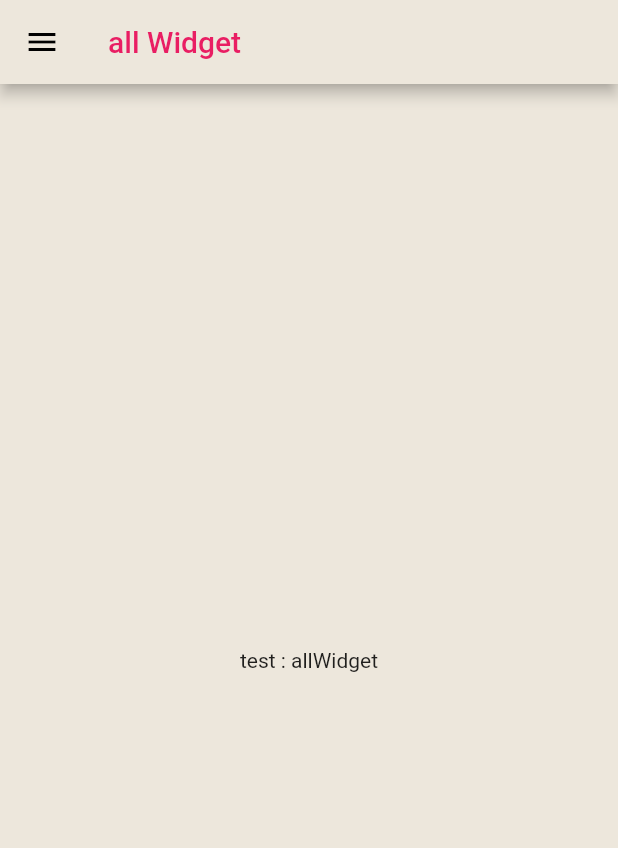
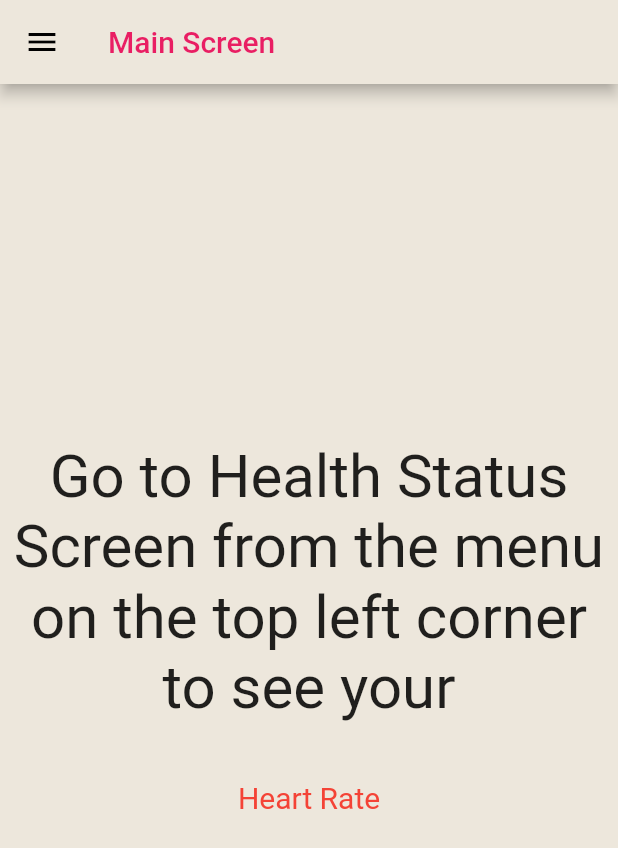
Before and after one commit to Mohammad-Injass/t2, a Flutter app: the screen it shows after launch, on a phone screen of 412 x 824 dp. Shown: the top 848 px of the screen. Run offline on Flutter 3.47's test engine with Material 2 defaults, Android fonts, the phone set to English and light mode, and no system bars; drawn by our look-alikes of animated_text_kit; our stand-ins replace cloud_firestore, dio, firebase_auth, firebase_core, fl_chart; accounts and stored records are empty; network calls fail.

Commit message:
beautified the main screen

```diff
--- a/lib/inner_screens/all_Widget.dart
+++ b/lib/inner_screens/all_Widget.dart
@@ -11,6 +11,7 @@ import '../constants/constants.dart';
 import 'package:http/http.dart' as http;
 import 'dart:convert' as convert;
 import 'package:t2/constants/constants.dart';
+import 'package:animated_text_kit/animated_text_kit.dart';
 
 class allWidget extends StatefulWidget {
   @override
@@ -37,13 +38,129 @@ class _allWidget extends State<allWidget> {
         iconTheme: IconThemeData(color: Colors.black),
         backgroundColor: Theme.of(context).scaffoldBackgroundColor,
         title: Text(
-          'all Widget',
+          'Main Screen',
           style: TextStyle(color: Colors.pink),
         ),
       ),
-      body: Center(
-        child: SingleChildScrollView(
-          child: Text('test : allWidget'),
+      body: SingleChildScrollView(
+        child: Column(
+          children: [
+            // Container(
+            //   width: 320,
+            //   child: Text(
+            //     'Go to Health Status Screen from the menu on the top left corner to see your',
+            //     style: TextStyle(
+            //       fontSize: 16,
+            //     ),
+            //   ),
+            // ),
+            SizedBox(
+              height: 230,
+            ),
+            Padding(
+              padding: const EdgeInsets.all(8.0),
+              child: AnimatedTextKit(
+                // isRepeatingAnimation: false,
+                repeatForever: true,
+                animatedTexts: [
+                  FadeAnimatedText(
+                    "Go to Health Status Screen from the menu on the top left corner to see your",
+                    duration: const Duration(milliseconds: 99999000),
+                    fadeOutBegin: 1,
+                    fadeInEnd: 0.00008,
+                    textAlign: TextAlign.center,
+                    textStyle: TextStyle(
+                      fontSize: 40,
+                    ),
+                  ),
+                ],
+              ),
+            ),
+            SizedBox(
+              height: 30,
+            ),
+            AnimatedTextKit(
+              repeatForever: true,
+              animatedTexts: [
+                ColorizeAnimatedText(
+                  "Heart Rate",
+                  colors: [Colors.red,Colors.brown,Colors.white38,Colors.brown,Colors.red],
+                  speed: const Duration(milliseconds: 500),
+                  textStyle: TextStyle(
+                    fontSize: 20,
+
+                  ),
+                ),
+                ColorizeAnimatedText(
+                  "Calories",
+                  colors: [Colors.red,Colors.brown,Colors.white38,Colors.brown,Colors.red],
+                  speed: const Duration(milliseconds: 500),
+
+                  textStyle: TextStyle(
+                    fontSize: 20,
+
+                  ),
+                ),
+                ColorizeAnimatedText(
+                  "Steps",
+                  colors: [Colors.red,Colors.brown,Colors.white38,Colors.brown,Colors.red],
+                  speed: const Duration(milliseconds: 500),
+                  textStyle: TextStyle(
+                    fontSize: 20,
+
+                  ),
+                ),
+                ColorizeAnimatedText(
+                  "Suggestion",
+                  colors: [Colors.red,Colors.brown,Colors.white38,Colors.brown,Colors.red],
+                  speed: const Duration(milliseconds: 500),
+                  textStyle: TextStyle(
+                    fontSize: 20,
+
+                  ),
+                ),
+                ColorizeAnimatedText(
+                  "Medicine Take Checker",
+                  colors: [Colors.red,Colors.brown,Colors.white38,Colors.brown,Colors.red],
+                  speed: const Duration(milliseconds: 500),
+                  textStyle: TextStyle(
+                    fontSize: 20,
+
+                  ),
+                ),
+                // RotateAnimatedText(
+                //   "Heart Rate",
+                //   textStyle: TextStyle(
+                //     fontSize: 20,
+                //   ),
+                // ),
+                // RotateAnimatedText(
+                //   "Calories",
+                //   textStyle: TextStyle(
+                //     fontSize: 20,
+                //   ),
+                // ),
+                // RotateAnimatedText(
+                //   "Steps",
+                //   textStyle: TextStyle(
+                //     fontSize: 20,
+                //   ),
+                // ),
+                // RotateAnimatedText(
+                //   "Suggestion",
+                //   textStyle: TextStyle(
+                //     fontSize: 20,
+                //   ),
+                // ),
+                // RotateAnimatedText(
+                //   "Medicine Take Checker",
+                //   textStyle: TextStyle(
+                //     fontSize: 20,
+                //   ),
+                // ),
+              ],
+            ),
+          ],
         ),
       ),
     );
--- a/pubspec.yaml
+++ b/pubspec.yaml
@@ -23,7 +23,7 @@ environment:
 dependencies:
   flutter:
     sdk: flutter
-
+  animated_text_kit: ^4.2.2
 
   # The following adds the Cupertino Icons font to your application.
   # Use with the CupertinoIcons class for iOS style icons.
```
Also changed, not shown: pubspec.lock.
